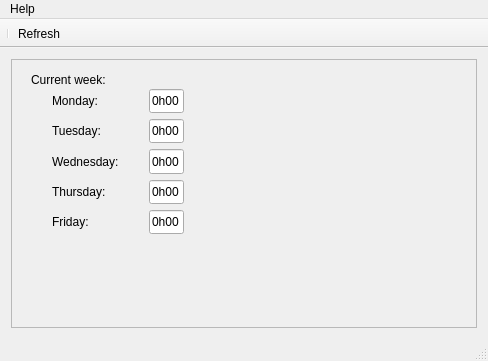
First picture: the form in src/View/gui/MainWindow.ui, repository alexmo16/TimesheetAssistant, before the edit.
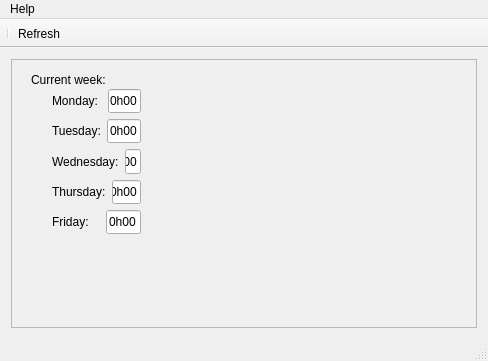
Second picture: the form after the edit. Icons and pictures are not drawn.

Diff of the .ui file:
```diff
--- a/src/View/gui/MainWindow.ui
+++ b/src/View/gui/MainWindow.ui
@@ -59,7 +59,7 @@
         <rect>
          <x>30</x>
          <y>30</y>
-         <width>154</width>
+         <width>111</width>
          <height>156</height>
         </rect>
        </property>
```
